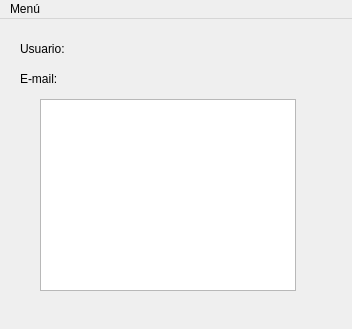
Qt form UserView.ui (jesusramondovale/IngenicaSTS) before a commit.
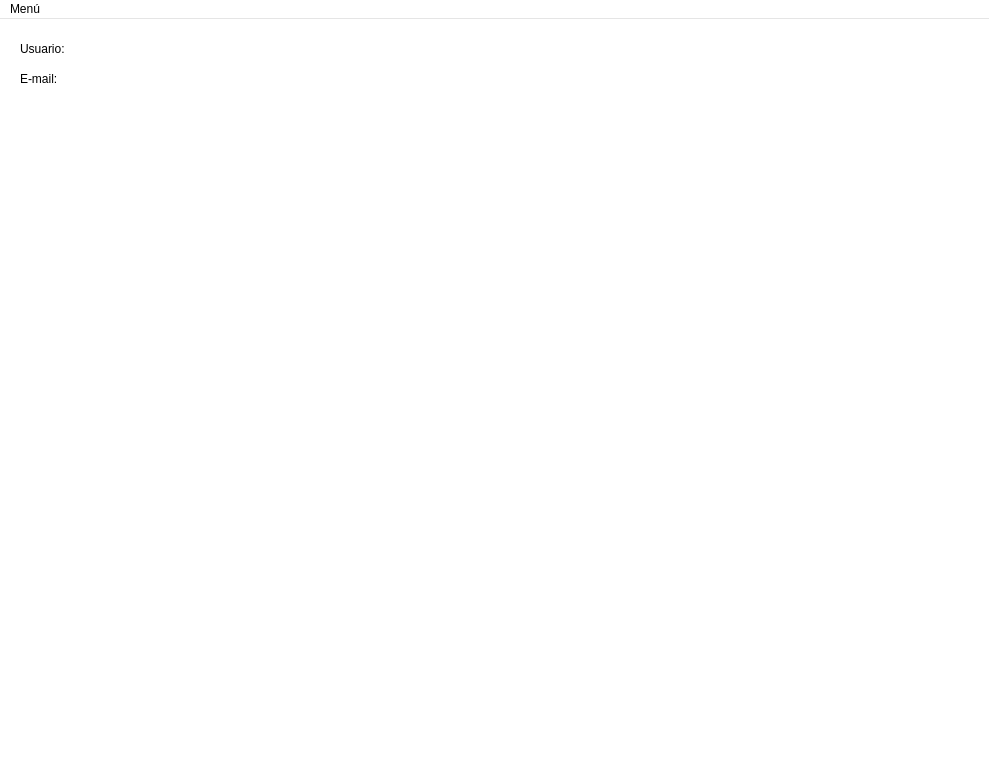
The same form after that commit. Custom widgets are drawn as their Qt base class.

Commit message:
Fetch Data + Plot Graph
* Completado: dibujar gráfico bursátil en QT View

** Siguiente: permitir elección del data a consultar

```diff
--- a/UserView.ui
+++ b/UserView.ui
@@ -6,10 +6,74 @@
    <rect>
     <x>0</x>
     <y>0</y>
-    <width>352</width>
-    <height>329</height>
+    <width>989</width>
+    <height>757</height>
    </rect>
   </property>
+  <property name="palette">
+   <palette>
+    <active>
+     <colorrole role="Base">
+      <brush brushstyle="SolidPattern">
+       <color alpha="255">
+        <red>255</red>
+        <green>255</green>
+        <blue>255</blue>
+       </color>
+      </brush>
+     </colorrole>
+     <colorrole role="Window">
+      <brush brushstyle="SolidPattern">
+       <color alpha="255">
+        <red>255</red>
+        <green>255</green>
+        <blue>255</blue>
+       </color>
+      </brush>
+     </colorrole>
+    </active>
+    <inactive>
+     <colorrole role="Base">
+      <brush brushstyle="SolidPattern">
+       <color alpha="255">
+        <red>255</red>
+        <green>255</green>
+        <blue>255</blue>
+       </color>
+      </brush>
+     </colorrole>
+     <colorrole role="Window">
+      <brush brushstyle="SolidPattern">
+       <color alpha="255">
+        <red>255</red>
+        <green>255</green>
+        <blue>255</blue>
+       </color>
+      </brush>
+     </colorrole>
+    </inactive>
+    <disabled>
+     <colorrole role="Base">
+      <brush brushstyle="SolidPattern">
+       <color alpha="255">
+        <red>255</red>
+        <green>255</green>
+        <blue>255</blue>
+       </color>
+      </brush>
+     </colorrole>
+     <colorrole role="Window">
+      <brush brushstyle="SolidPattern">
+       <color alpha="255">
+        <red>255</red>
+        <green>255</green>
+        <blue>255</blue>
+       </color>
+      </brush>
+     </colorrole>
+    </disabled>
+   </palette>
+  </property>
   <property name="windowTitle">
    <string>User View</string>
   </property>
@@ -86,15 +150,16 @@
      <string/>
     </property>
    </widget>
-   <widget class="PlotWidget" name="graphicsView">
+   <widget class="QWidget" name="horizontalLayoutWidget">
     <property name="geometry">
      <rect>
-      <x>40</x>
+      <x>0</x>
       <y>80</y>
-      <width>256</width>
-      <height>192</height>
+      <width>991</width>
+      <height>651</height>
      </rect>
     </property>
+    <layout class="QHBoxLayout" name="layout"/>
    </widget>
   </widget>
   <widget class="QMenuBar" name="menuBar">
@@ -102,7 +167,7 @@
     <rect>
      <x>0</x>
      <y>0</y>
-     <width>352</width>
+     <width>989</width>
      <height>31</height>
     </rect>
    </property>
@@ -126,13 +191,6 @@
    </property>
   </action>
  </widget>
- <customwidgets>
-  <customwidget>
-   <class>PlotWidget</class>
-   <extends>QGraphicsView</extends>
-   <header>pyqtgraph</header>
-  </customwidget>
- </customwidgets>
  <resources/>
  <connections>
   <connection>
```
Left out of the diff: 2 changed lines with no effect on the pictures. The commit also changes 1 other file.
